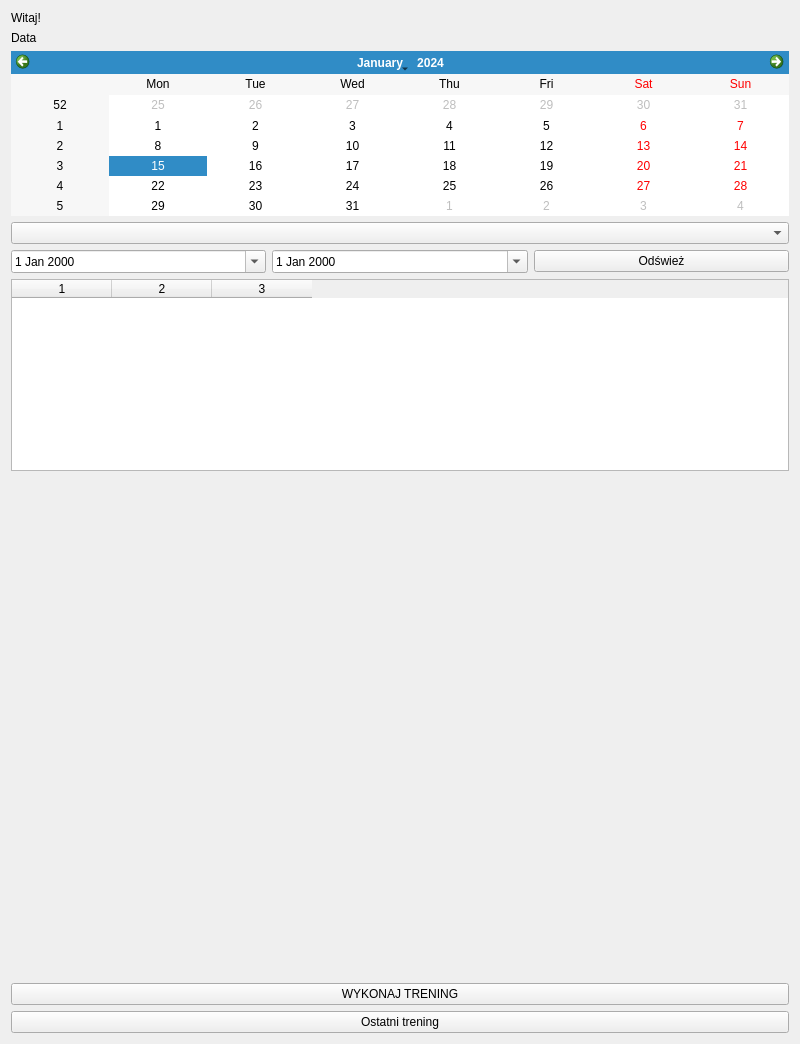
First picture: the form in dashboardview.ui, repository jakubwrobel2003/projekt-silownia-qt, before the edit.
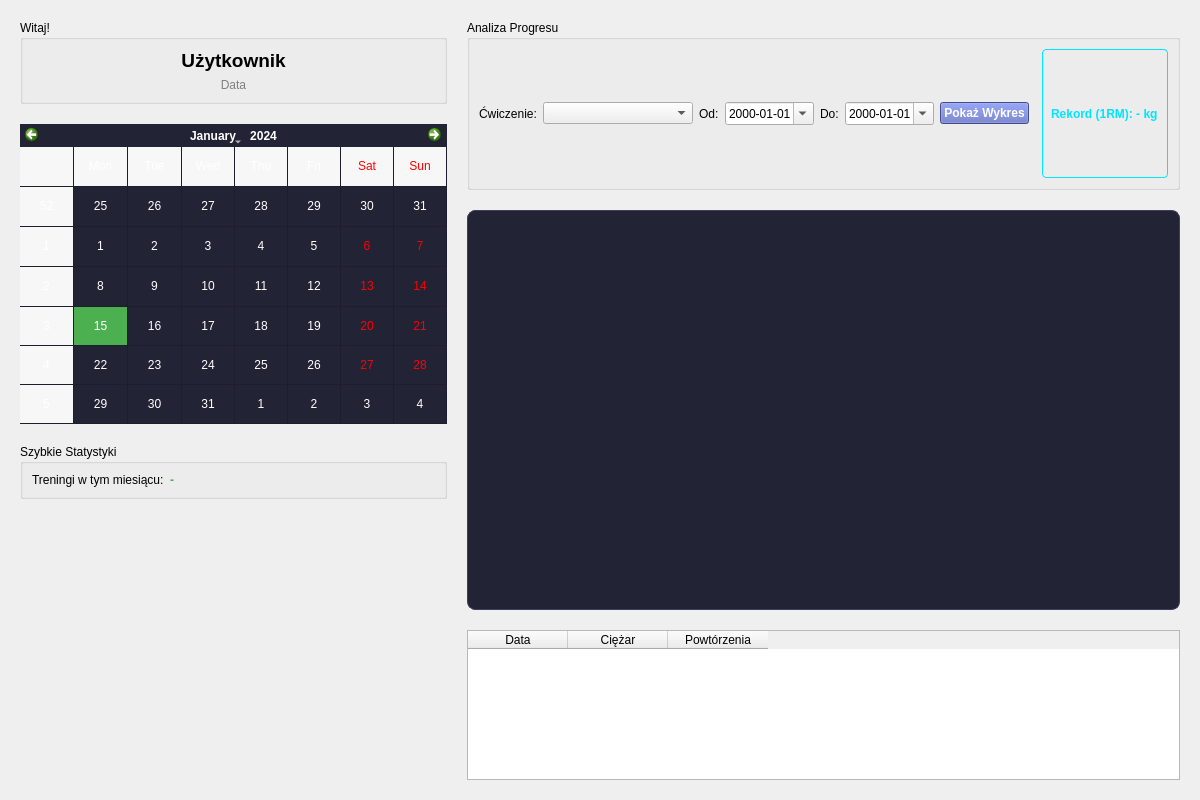
Second picture: the form after the edit.

```diff
--- a/dashboardview.ui
+++ b/dashboardview.ui
@@ -6,95 +6,222 @@
    <rect>
     <x>0</x>
     <y>0</y>
-    <width>800</width>
-    <height>1044</height>
+    <width>1200</width>
+    <height>800</height>
    </rect>
   </property>
-  <layout class="QVBoxLayout" name="mainLayout">
+  <layout class="QHBoxLayout" name="mainLayout">
+   <property name="spacing">
+    <number>20</number>
+   </property>
+   <property name="leftMargin">
+    <number>20</number>
+   </property>
+   <property name="topMargin">
+    <number>20</number>
+   </property>
+   <property name="rightMargin">
+    <number>20</number>
+   </property>
+   <property name="bottomMargin">
+    <number>20</number>
+   </property>
+   
    <item>
-    <widget class="QLabel" name="lblWelcome">
-     <property name="text">
-      <string>Witaj!</string>
-     </property>
-    </widget>
-   </item>
-   <item>
-    <widget class="QLabel" name="lblCurrentDate">
-     <property name="text">
-      <string>Data</string>
-     </property>
-    </widget>
-   </item>
-   <item>
-    <widget class="QCalendarWidget" name="calendarWidget"/>
-   </item>
-   <item>
-    <widget class="QComboBox" name="comboExercises"/>
-   </item>
-   <item>
-    <layout class="QHBoxLayout" name="dateFilterLayout">
+    <layout class="QVBoxLayout" name="leftPanel">
      <item>
-      <widget class="QDateEdit" name="dateFrom">
-       <property name="calendarPopup">
-        <bool>true</bool>
+      <widget class="QGroupBox" name="groupInfo">
+       <property name="title">
+        <string>Witaj!</string>
        </property>
+       <layout class="QVBoxLayout" name="vboxInfo">
+        <item>
+         <widget class="QLabel" name="lblWelcome">
+          <property name="font">
+           <font>
+            <pointsize>14</pointsize>
+            <bold>true</bold>
+           </font>
+          </property>
+          <property name="text">
+           <string>Użytkownik</string>
+          </property>
+          <property name="alignment">
+           <set>Qt::AlignCenter</set>
+          </property>
+         </widget>
+        </item>
+        <item>
+         <widget class="QLabel" name="lblCurrentDate">
+          <property name="styleSheet">
+           <string notr="true">color: gray;</string>
+          </property>
+          <property name="text">
+           <string>Data</string>
+          </property>
+          <property name="alignment">
+           <set>Qt::AlignCenter</set>
+          </property>
+         </widget>
+        </item>
+       </layout>
       </widget>
      </item>
+
      <item>
-      <widget class="QDateEdit" name="dateTo">
-       <property name="calendarPopup">
+      <widget class="QCalendarWidget" name="calendarWidget">
+       <property name="minimumSize">
+        <size>
+         <width>0</width>
+         <height>300</height>
+        </size>
+       </property>
+       <property name="gridVisible">
         <bool>true</bool>
        </property>
+       <property name="navigationBarVisible">
+        <bool>true</bool>
+       </property>
+       <property name="styleSheet">
+        <string notr="true">background-color: #232336; color: white; selection-background-color: #4CAF50;</string>
+       </property>
       </widget>
      </item>
+
      <item>
-      <widget class="QPushButton" name="btnRefreshAnalysis">
-       <property name="text">
-        <string>Odśwież</string>
+      <widget class="QGroupBox" name="groupStats">
+       <property name="title">
+        <string>Szybkie Statystyki</string>
        </property>
+       <layout class="QFormLayout" name="formLayout">
+        <item row="0" column="0">
+         <widget class="QLabel" name="l1"><property name="text"><string>Treningi w tym miesiącu:</string></property></widget>
+        </item>
+        <item row="0" column="1">
+         <widget class="QLabel" name="lblMonthCount">
+          <property name="text"><string>-</string></property>
+          <property name="styleSheet"><string notr="true">font-weight: bold; color: #4CAF50;</string></property>
+         </widget>
+        </item>
+       </layout>
       </widget>
      </item>
+     
+     <item>
+      <spacer name="verticalSpacerLeft">
+       <property name="orientation">
+        <enum>Qt::Vertical</enum>
+       </property>
+       <property name="sizeHint" stdset="0">
+        <size>
+         <width>20</width>
+         <height>40</height>
+        </size>
+       </property>
+      </spacer>
+     </item>
     </layout>
    </item>
+
    <item>
-    <widget class="QTableWidget" name="tableHistory">
-     <property name="columnCount">
-      <number>3</number>
-     </property>
-     <column/>
-     <column/>
-     <column/>
-    </widget>
-   </item>
-   <item>
-    <widget class="QWidget" name="chartContainer" native="true">
-     <property name="sizePolicy">
-      <sizepolicy hsizetype="Minimum" vsizetype="Maximum">
-       <horstretch>0</horstretch>
-       <verstretch>0</verstretch>
-      </sizepolicy>
-     </property>
-     <property name="minimumSize">
-      <size>
-       <width>100</width>
-       <height>500</height>
-      </size>
-     </property>
-    </widget>
-   </item>
-   <item>
-    <widget class="QPushButton" name="btnStartWorkout">
-     <property name="text">
-      <string>WYKONAJ TRENING</string>
-     </property>
-    </widget>
-   </item>
-   <item>
-    <widget class="QPushButton" name="btnLastWorkout">
-     <property name="text">
-      <string>Ostatni trening</string>
-     </property>
-    </widget>
+    <layout class="QVBoxLayout" name="rightPanel">
+     <item>
+      <widget class="QGroupBox" name="groupFilters">
+       <property name="title">
+        <string>Analiza Progresu</string>
+       </property>
+       <layout class="QHBoxLayout" name="filtersLayout">
+        <item>
+         <widget class="QLabel" name="lEx"><property name="text"><string>Ćwiczenie:</string></property></widget>
+        </item>
+        <item>
+         <widget class="QComboBox" name="comboExercises">
+          <property name="minimumSize"><size><width>150</width><height>0</height></size></property>
+         </widget>
+        </item>
+        
+        <item>
+         <widget class="QLabel" name="lFrom"><property name="text"><string>Od:</string></property></widget>
+        </item>
+        <item>
+         <widget class="QDateEdit" name="dateFrom">
+          <property name="calendarPopup"><bool>true</bool></property>
+          <property name="displayFormat"><string>yyyy-MM-dd</string></property>
+         </widget>
+        </item>
+        
+        <item>
+         <widget class="QLabel" name="lTo"><property name="text"><string>Do:</string></property></widget>
+        </item>
+        <item>
+         <widget class="QDateEdit" name="dateTo">
+          <property name="calendarPopup"><bool>true</bool></property>
+          <property name="displayFormat"><string>yyyy-MM-dd</string></property>
+         </widget>
+        </item>
+
+        <item>
+         <widget class="QPushButton" name="btnRefreshAnalysis">
+          <property name="text">
+           <string>Pokaż Wykres</string>
+          </property>
+          <property name="cursor">
+           <cursorShape>PointingHandCursor</cursorShape>
+          </property>
+          <property name="styleSheet">
+           <string notr="true">background-color: #5C6BC0; color: white; font-weight: bold;</string>
+          </property>
+         </widget>
+        </item>
+        
+        <item>
+         <spacer name="horizontalSpacerFilters">
+          <property name="orientation"><enum>Qt::Horizontal</enum></property>
+         </spacer>
+        </item>
+
+        <item>
+         <widget class="QLabel" name="lblMax1RM">
+          <property name="text"><string>Rekord (1RM): - kg</string></property>
+          <property name="styleSheet"><string notr="true">color: #00E5FF; font-weight: bold; border: 1px solid #00E5FF; padding: 5px; border-radius: 4px;</string></property>
+         </widget>
+        </item>
+
+       </layout>
+      </widget>
+     </item>
+
+     <item>
+      <widget class="QWidget" name="chartContainer" native="true">
+       <property name="minimumSize">
+        <size>
+         <width>0</width>
+         <height>400</height>
+        </size>
+       </property>
+       <property name="styleSheet">
+        <string notr="true">background-color: #232336; border: 1px solid #3E3E5E; border-radius: 8px;</string>
+       </property>
+      </widget>
+     </item>
+
+     <item>
+      <widget class="QTableWidget" name="tableHistory">
+       <property name="maximumSize">
+        <size>
+         <width>16777215</width>
+         <height>150</height>
+        </size>
+       </property>
+       <property name="columnCount">
+        <number>3</number>
+       </property>
+       <column><property name="text"><string>Data</string></property></column>
+       <column><property name="text"><string>Ciężar</string></property></column>
+       <column><property name="text"><string>Powtórzenia</string></property></column>
+      </widget>
+     </item>
+    </layout>
    </item>
   </layout>
  </widget>
```
